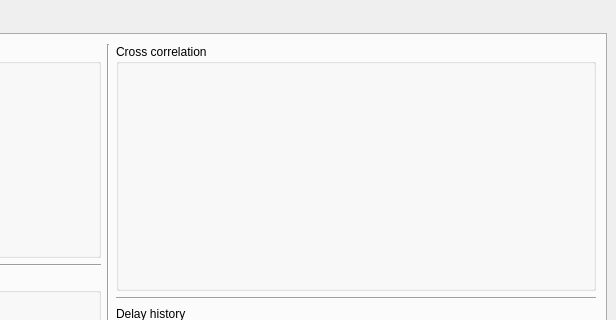
Before: the Qt Designer form python/main_window.ui in rwth-ti/gr-localization, drawn with Qt 5; both pictures show x 399 to 1015 and y 0 to 320 of the 1015 by 759 pixel window.
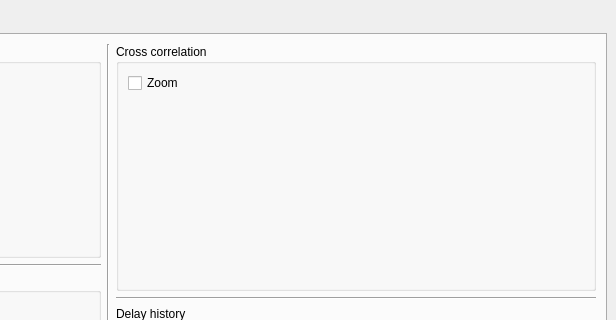
After: the same form once the commit is applied. The open tabs and pages were chosen to show the change. Custom widgets are drawn as their Qt base class.

Commit message: add zoom option in correlation and minor gui changes

The edit to the form file:
```diff
--- a/python/main_window.ui
+++ b/python/main_window.ui
@@ -325,6 +325,13 @@
                <string>Cross correlation</string>
               </property>
               <layout class="QVBoxLayout" name="verticalLayout">
+               <item>
+                <widget class="QCheckBox" name="checkBoxCorrelation">
+                 <property name="text">
+                  <string>Zoom</string>
+                 </property>
+                </widget>
+               </item>
                <item>
                 <widget class="QwtPlot" name="qwtPlotCorrelation"/>
                </item>
```
The commit also changes 1 other file.
